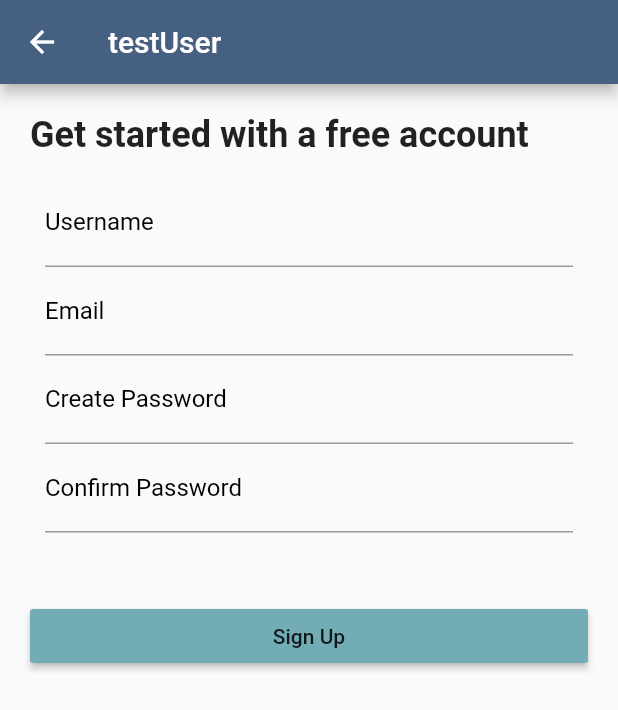
After one commit to CS262e-Eteam/Client-Firebase-Connected-, a Flutter app: the screen it shows after launch, in the side drawer, after a tap on "My Account", on a phone screen of 412 x 824 dp. The commit adds this screen. Shown: the top 710 px of the screen. Run offline on Flutter 3.47's test engine with Material 2 defaults, Android fonts, the phone set to English and light mode, and no system bars; our stand-ins replace cloud_firestore, font_awesome_flutter; accounts and stored records are empty.

Commit message:
started the user edit screen

```diff
--- a/lib/main.dart
+++ b/lib/main.dart
@@ -10,6 +10,7 @@ import 'package:lab09/pages/filter_list.dart';
 import 'package:lab09/pages/home_page.dart';
 import 'package:lab09/types/item.dart';
 import 'pages/login_page.dart';
+import 'pages/user_settings.dart';
 
 import 'shared/globals.dart' as globals;
 import 'shared/colors.dart' as colors;
@@ -126,14 +127,19 @@ class HomeScreen extends StatelessWidget {
       ),
     );
 //    } else {
-//      tabs.add(
-//        ListTile(
-//          leading: Icon(FontAwesomeIcons.userCircle),
-//          title: Text('My Account'),
-//          onTap: (){//fucntion we need
-//          },
-//        ),
-//      );
+      tabs.add(
+        ListTile(
+          leading: Icon(FontAwesomeIcons.userCircle),
+          title: Text('My Account'),
+          onTap: (){
+            Navigator.pop(context);
+            Navigator.push(
+              context,
+              new MaterialPageRoute(builder: (context) => new UserSettings()),
+            );
+          },
+        ),
+      );
 //
 //      tabs.add(
 //        ListTile(
--- /dev/null
+++ b/lib/pages/user_settings.dart
@@ -0,0 +1,164 @@
+/*
+User Setting Page - allows a user to edit their details
+ */
+
+import 'package:flutter/material.dart';
+import 'package:lab09/shared/colors.dart' as colors;
+import 'package:lab09/shared/globals.dart' as globals;
+
+class UserSettings extends StatefulWidget{
+	@override
+	State<StatefulWidget> createState(){
+		return UserSettingsState();
+	}
+}
+
+class UserSettingsState extends State<UserSettings> {
+	final usernameEdit = TextEditingController();
+	final usernameCreate = TextEditingController();
+	final passwordLogin = TextEditingController();
+	final emailCreate = TextEditingController();
+	final emailConfirm = TextEditingController();
+	final passwordCreate = TextEditingController();
+	final passwordConfirm = TextEditingController();
+	FocusNode usernameCreateNode = new FocusNode();
+	FocusNode emailCreateNode = new FocusNode();
+	FocusNode passwordCreateNode = new FocusNode();
+	FocusNode passwordConfirmNode = new FocusNode();
+
+
+
+	@override
+	Widget build(BuildContext context) => new Scaffold(
+		appBar: AppBar(
+			title: Text(globals.testUser.userName),
+			backgroundColor: colors.grayBlue,
+		),
+		body: ListView(
+			padding: EdgeInsets.all(20),
+			children: <Widget>[
+				Text(
+					"Get started with a free account",
+					style: TextStyle(
+						fontSize: 24,
+						fontWeight: FontWeight.bold,
+					),
+				),
+				Padding(
+					padding: EdgeInsets.only(bottom: 15)
+				),
+				Padding(
+					padding: EdgeInsets.symmetric(horizontal: 10),
+					child: TextFormField(
+						controller: usernameCreate,
+						focusNode: usernameCreateNode,
+						validator: (value) {
+							if (value.isEmpty) return "Please enter a Username";
+							return null;
+						},
+						keyboardType: TextInputType.text,
+						cursorColor: colors.lightBerry,
+						decoration: InputDecoration(
+							labelText: "Username",
+							labelStyle: TextStyle(
+								color: usernameCreateNode.hasFocus ? colors.lightBerry : Colors.black
+							),
+							focusedBorder: UnderlineInputBorder(
+								borderSide: BorderSide(color: colors.lightBerry),
+							),
+						),
+					),
+				),
+				Padding(
+					padding: EdgeInsets.symmetric(horizontal: 10),
+					child: TextFormField(
+						controller: emailCreate,
+						focusNode: emailCreateNode,
+						validator: (value) {
+							if (value.isEmpty) return "Please enter an Email";
+							return null;
+						},
+						keyboardType: TextInputType.text,
+						cursorColor: colors.lightBerry,
+						decoration: InputDecoration(
+							labelText: "Email",
+							labelStyle: TextStyle(
+								color: emailCreateNode.hasFocus ? colors.lightBerry : Colors.black
+							),
+							focusedBorder: UnderlineInputBorder(
+								borderSide: BorderSide(color: colors.lightBerry),
+							),
+						),
+					),
+				),
+				Padding(
+					padding: EdgeInsets.symmetric(horizontal: 10),
+					child: TextFormField(
+						controller: passwordCreate,
+						focusNode: passwordCreateNode,
+						validator: (value) {
+							if (value.isEmpty) return "Please enter a Password";
+							return null;
+						},
+						keyboardType: TextInputType.text,
+						cursorColor: colors.lightBerry,
+						decoration: InputDecoration(
+							labelText: "Create Password",
+							labelStyle: TextStyle(
+								color: passwordCreateNode.hasFocus ? colors.lightBerry : Colors.black
+							),
+							focusedBorder: UnderlineInputBorder(
+								borderSide: BorderSide(color: colors.lightBerry),
+							),
+						),
+					),
+				),
+				Padding(
+					padding: EdgeInsets.symmetric(horizontal: 10),
+					child: TextFormField(
+						controller: passwordConfirm,
+						focusNode: passwordConfirmNode,
+						validator: (value) {
+							if (value.isEmpty) return "Please enter a Password";
+							return null;
+						},
+						keyboardType: TextInputType.text,
+						cursorColor: colors.lightBerry,
+						decoration: InputDecoration(
+							labelText: "Confirm Password",
+							labelStyle: TextStyle(
+								color: passwordConfirmNode.hasFocus ? colors.lightBerry : Colors.black
+							),
+							focusedBorder: UnderlineInputBorder(
+								borderSide: BorderSide(color: colors.lightBerry),
+							),
+						),
+					),
+				),
+
+				Padding(
+					padding: EdgeInsets.only(bottom: 15)
+				),
+				Padding(
+					padding: EdgeInsets.all(15),
+//					child: Container(
+//						height: 1,
+//						color: colors.lightBerry,
+//					)
+				),
+//				Padding(
+//					padding: EdgeInsets.only(bottom: 15)
+//				),
+//				const SizedBox(height: 30),
+				RaisedButton(
+					child:Text("Sign Up"),
+					color: colors.teal,
+					onPressed: (){
+						Navigator.pop(context);
+						Navigator.pop(context);
+					}
+				)
+			],
+		)
+	);
+}
```
Also changed, not shown: pubspec.lock.
